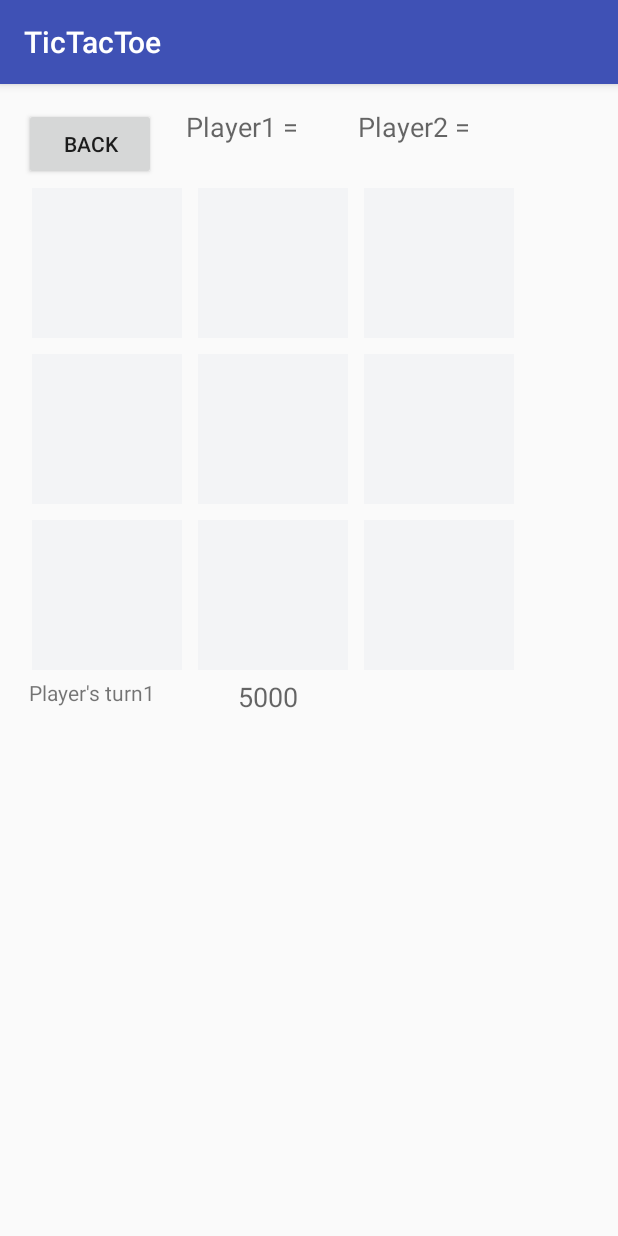
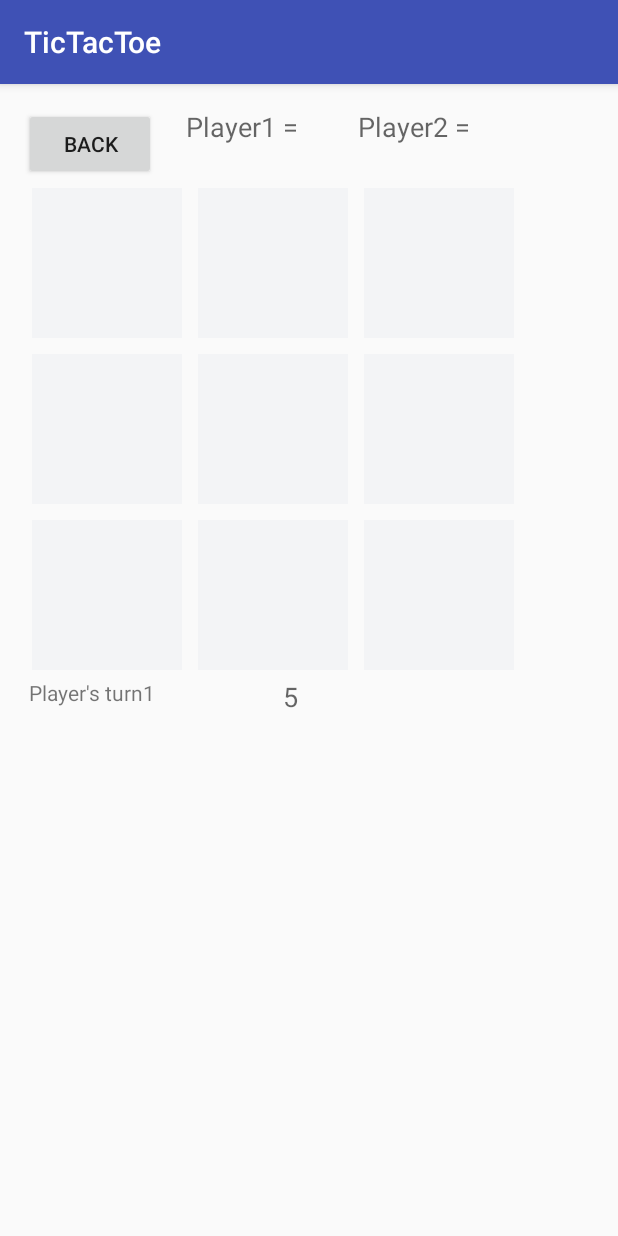
Before and after one commit to wuxiaohua1011/TicTacToe, an Android app: the PvpActivity screen opened directly, with no data from a screen before it, on a phone screen of 412 x 824 dp. Run offline under Robolectric (Android 15) with nearby library versions, the phone set to English and light mode, and no system bars.

Commit message:
fixed first time run jumping back issue by setting importPlayer1 and player2Image to use drawable resource path
Fixed 5000 time limit

```diff
--- a/app/src/main/java/com/michaelwu/tictactoe/PvpActivity.java
+++ b/app/src/main/java/com/michaelwu/tictactoe/PvpActivity.java
@@ -61,7 +61,7 @@ public class PvpActivity extends AppCompatActivity implements View.OnClickListen
             player2IconResourcePathInt = intPath;
         }
         else{
-            player2IconResourcePathInt = R.mipmap.o;
+            player2IconResourcePathInt = R.drawable.o;
         }
 
     }
@@ -78,7 +78,7 @@ public class PvpActivity extends AppCompatActivity implements View.OnClickListen
             player1IconResourcePathInt = intPath;
         }
         else{
-            player1IconResourcePathInt = R.mipmap.x;
+            player1IconResourcePathInt = R.drawable.x;
         }
 
     }
@@ -145,7 +145,7 @@ public class PvpActivity extends AppCompatActivity implements View.OnClickListen
     }
     private void importTimeConstraint(){
         SharedPreferences sharedPreferences = getSharedPreferences(SettingActivity.TIME_CONSTRAINT,MODE_PRIVATE);
-        timeConstraint=sharedPreferences.getInt(SettingActivity.TIME_CONSTRAINT,5000);
+        timeConstraint=sharedPreferences.getInt(SettingActivity.TIME_CONSTRAINT,5);
         timeConstraintTextView.setText(""+timeConstraint);
     }
     private void tempWait() {
--- a/app/src/main/java/com/michaelwu/tictactoe/SettingActivity.java
+++ b/app/src/main/java/com/michaelwu/tictactoe/SettingActivity.java
@@ -33,7 +33,6 @@ private Button backButton, player1Button,player2Button;
         numberPicker.setMinValue(1);
         numberPicker.setMaxValue(60);
        numberPicker.setValue(5);
-
     }
 
     private void changeP2Image() {
```
